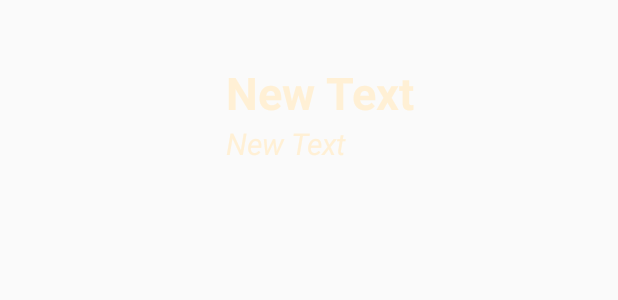
After one commit to sodasto/traffic, an Android app: the layout my_lisview.xml on its own in the app's theme, with its tools: preview values and no code run, on a phone screen of 412 x 824 dp. The commit adds this screen. Shown: the top 300 px of the screen. Run offline under Robolectric (Android 15) with nearby library versions, the phone set to English and light mode, and no system bars.

Commit message:
Design lisview

```diff
--- /dev/null
+++ b/app/src/main/res/layout/my_lisview.xml
@@ -0,0 +1,37 @@
+<?xml version="1.0" encoding="utf-8"?>
+<LinearLayout xmlns:android="http://schemas.android.com/apk/res/android"
+    android:orientation="horizontal" android:layout_width="match_parent"
+    android:layout_height="wrap_content">
+
+    <ImageView
+        android:layout_width="120dp"
+        android:layout_height="120dp"
+        android:id="@+id/imageView"
+        android:layout_margin="15dp" />
+
+    <LinearLayout
+        android:orientation="vertical"
+        android:layout_width="match_parent"
+        android:layout_height="match_parent"
+        android:gravity="center_vertical">
+
+        <TextView
+            android:layout_width="wrap_content"
+            android:layout_height="wrap_content"
+            android:text="New Text"
+            android:id="@+id/textView3"
+            android:textSize="@dimen/h1"
+            android:textStyle="bold"
+            android:textColor="@color/text" />
+
+        <TextView
+            android:layout_width="wrap_content"
+            android:layout_height="wrap_content"
+            android:text="New Text"
+            android:id="@+id/textView4"
+            android:textSize="@dimen/h2"
+            android:textStyle="italic"
+            android:textColor="@color/text" />
+    </LinearLayout>
+
+</LinearLayout>
--- a/app/src/main/res/values/dimens.xml
+++ b/app/src/main/res/values/dimens.xml
@@ -2,8 +2,11 @@
     <!-- Default screen margins, per the Android Design guidelines. -->
     <dimen name="activity_horizontal_margin">16dp</dimen>
     <dimen name="activity_vertical_margin">16dp</dimen>
+
     <dimen name="h1">30sp</dimen>
     <dimen name="h2">20sp</dimen>
 
+    <dimen name="icon">120dp</dimen>
+    <dimen name="image">200dp</dimen>
 
 </resources>
```
